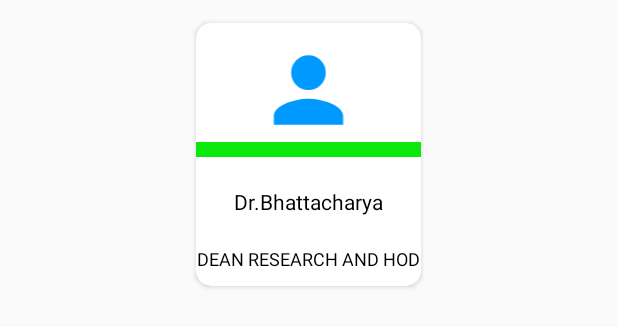
After one commit to Abhiram-DLVSS/Mahindra-University-Android-App, an Android app: the layout row_faculty.xml on its own in the app's theme, with its tools: preview values and no code run, on a phone screen of 412 x 824 dp. The commit adds this screen. Shown: the top 327 px of the screen. Run offline under Robolectric (Android 15) with nearby library versions, the phone set to English and light mode, and no system bars.

Commit message:
Added Faculty-1

```diff
--- a/app/src/main/AndroidManifest.xml
+++ b/app/src/main/AndroidManifest.xml
@@ -5,16 +5,18 @@
     <uses-permission android:name="android.permission.INTERNET" />
 
     <application
+        android:name=".NoInternet"
         android:allowBackup="true"
         android:icon="@mipmap/ic_launcher"
         android:label="Mahindra University"
         android:roundIcon="@mipmap/ic_launcher_round"
         android:supportsRtl="true"
-        android:name=".NoInternet"
         android:theme="@style/splash_theme">
+        <activity android:name=".FacultyMenu"></activity>
         <activity android:name=".SplashScreen">
             <intent-filter>
                 <action android:name="android.intent.action.MAIN" />
+
                 <category android:name="android.intent.category.LAUNCHER" />
             </intent-filter>
         </activity>
--- a/app/src/main/java/com/example/turing_login/MonFragment.java
+++ b/app/src/main/java/com/example/turing_login/MonFragment.java
@@ -81,7 +81,7 @@ public class MonFragment extends Fragment {
 
     @Override
     public View onCreateView(LayoutInflater inflater, ViewGroup container,
-                             Bundle savedInstanceState) {
+                             Bundle savedInstanceState){
 
         // Inflate the layout for this fragment
         View view= inflater.inflate(R.layout.fragment_mon, container, false);
--- /dev/null
+++ b/app/src/main/res/layout/row_faculty.xml
@@ -0,0 +1,63 @@
+<?xml version="1.0" encoding="utf-8"?>
+<androidx.cardview.widget.CardView xmlns:android="http://schemas.android.com/apk/res/android"
+    android:layout_width="150dp"
+    android:layout_height="wrap_content"
+    xmlns:app="http://schemas.android.com/apk/res-auto"
+    android:background="@color/white"
+    android:layout_margin="15dp"
+    app:cardCornerRadius="10dp"
+    android:layout_gravity="center_horizontal">
+
+    <LinearLayout
+        android:layout_width="match_parent"
+        android:layout_height="wrap_content"
+        android:orientation="vertical">
+
+        <ImageView
+            android:id="@+id/image_faculty"
+            android:layout_width="75dp"
+            android:layout_height="69dp"
+            android:layout_gravity="center_horizontal"
+            android:layout_marginTop="10dp"
+            android:src="@drawable/ic_person"
+            app:tint="@color/purple_500" />
+
+        <ImageView
+            android:id="@+id/imageView6"
+            android:layout_width="match_parent"
+            android:layout_height="10dp"
+            android:background="#0CE80C"
+            app:srcCompat="@drawable/null_layout" />
+
+        <TextView
+            android:id="@+id/facultyName"
+            android:layout_width="wrap_content"
+            android:layout_height="wrap_content"
+            android:layout_gravity="center_horizontal"
+            android:layout_marginTop="20dp"
+            android:textAlignment="center"
+            android:text="Dr.Bhattacharya"
+            android:textColor="#000000"
+            android:textSize="14dp" />
+
+        <TextView
+            android:id="@+id/facultyPosition"
+            android:layout_width="wrap_content"
+            android:layout_height="wrap_content"
+            android:layout_gravity="center_horizontal"
+            android:layout_marginTop="20dp"
+            android:layout_marginBottom="10dp"
+            android:text="DEAN RESEARCH AND HOD"
+            android:textAlignment="center"
+            android:textColor="#000000"
+            android:textSize="12dp" />
+
+    </LinearLayout>
+
+</androidx.cardview.widget.CardView>
+    <!--<androidx.constraintlayout.widget.ConstraintLayout-->
+    <!--xmlns:android="http://schemas.android.com/apk/res/android" android:layout_width="match_parent"-->
+    <!--android:layout_height="match_parent"-->
+    <!--android:background="@color/white">-->
+
+    <!--</androidx.constraintlayout.widget.ConstraintLayout>-->
```
Also changed, not shown: app/src/main/java/com/example/turing_login/FacultyMenu.java (added, +271 -0 lines), app/src/main/java/com/example/turing_login/Facultyadapter.java (added, +60 -0 lines), app/src/main/java/com/example/turing_login/Features.java (+15 -2 lines), app/src/main/res/layout/activity_faculty_menu.xml (added, +20 -0 lines), app/src/main/res/layout/features.xml (+6 -6 lines).
